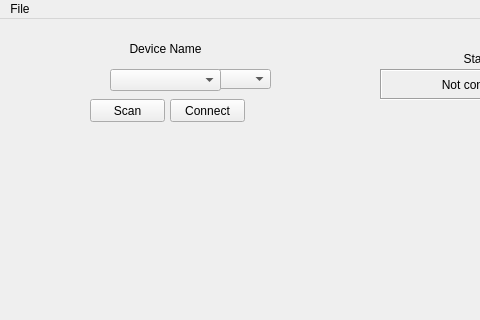
tsongkakul/Bleak-GUI, file Basic_CP_Gui.ui: the form before one commit; both pictures show x 0 to 480 and y 0 to 320 of the 1000 by 800 pixel window.
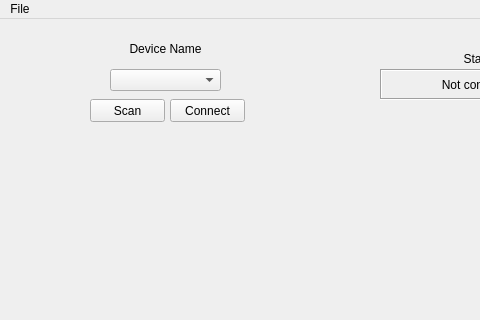
The form after the commit. Custom widgets are drawn as their Qt base class.

```diff
--- a/Basic_CP_Gui.ui
+++ b/Basic_CP_Gui.ui
@@ -37,17 +37,6 @@
      </rect>
     </property>
    </widget>
-
-   <widget class="QComboBox" name="deviceEntry">
-    <property name="geometry">
-     <rect>
-      <x>140</x>
-      <y>50</y>
-      <width>131</width>
-      <height>20</height>
-     </rect>
-    </property>
-   </widget>
    <widget class="QLabel" name="deviceLabel">
     <property name="geometry">
      <rect>
```
